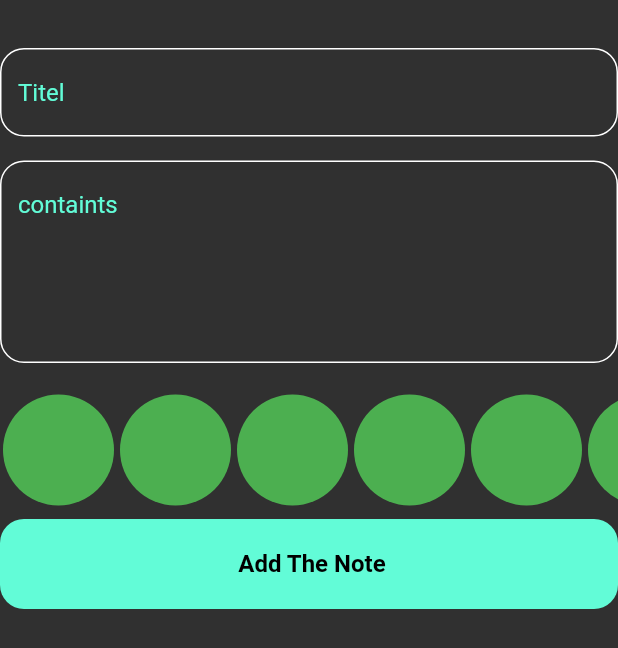
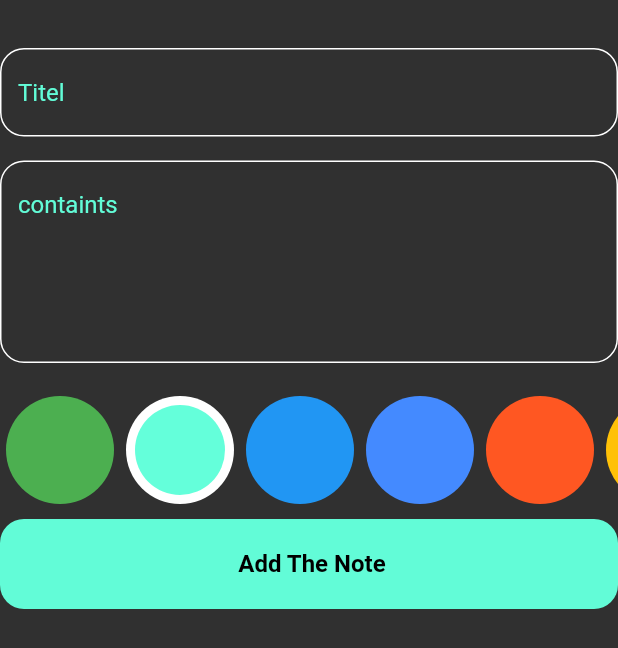
Before and after one commit to jamelalhamd/notes-app, a Flutter app: the AddNoteForm widget shown alone on an empty page, opened directly, on a phone screen of 412 x 824 dp. Shown: the top 648 px of the screen. Run offline on Flutter 3.47's test engine with Material 2 defaults, Android fonts, the phone set to English and light mode, and no system bars; our stand-ins replace bloc, flutter_bloc, hive, hive_flutter; accounts and stored records are empty; Roboto replaces fonts that are missing (ssets/fonts/Poppins-Regular.ttf).

Commit message:
colors listview done

```diff
--- a/lib/Widget/addbottmsheet.dart
+++ b/lib/Widget/addbottmsheet.dart
@@ -81,7 +81,7 @@ class _AddNoteFormState extends State<AddNoteForm> {
               }),
           const SizedBox(height: 20),
 
-          ColorsListview(),
+          ColorsListview(isactive: true),
           BlocBuilder<AddnoteCubit, AddnoteState>(
             builder: (context, state) {
               return CostumButtom(
--- a/lib/widgetview/colors_listview.dart
+++ b/lib/widgetview/colors_listview.dart
@@ -1,35 +1,73 @@
-
 import 'package:flutter/material.dart';
 
 class Coloritem extends StatelessWidget {
-  const Coloritem({super.key});
+  const Coloritem({super.key, required this.index, required this.isactive});
+  final bool isactive;
+  final int index;
 
   @override
   Widget build(BuildContext context) {
+    List<Color> colorslist = [
+      Colors.green,
+      Colors.tealAccent,
+      Colors.blue,
+      Colors.blueAccent,
+      Colors.deepOrange,
+      Colors.amber,
+      Colors.cyan,
+      Colors.brown,
+      Colors.lightGreen,
+      Colors.purpleAccent,
+      Colors.yellowAccent
+    ];
     return Padding(
-      padding: const EdgeInsets.all(1.0),
-      child: const CircleAvatar(
-        radius: 38,
-        backgroundColor: Colors.green,
-      ),
+      padding: const EdgeInsets.all(2.0),
+      child: isactive
+          ? CircleAvatar(
+              backgroundColor: Colors.white,
+              radius: 38,
+              child: CircleAvatar(
+                radius: 30,
+                backgroundColor: colorslist[index],
+              ),
+            )
+          : CircleAvatar(
+              radius: 38,
+              backgroundColor: colorslist[index],
+            ),
     );
   }
 }
 
-
-class ColorsListview extends StatelessWidget {
-  const ColorsListview({super.key});
+class ColorsListview extends StatefulWidget {
+  const ColorsListview({super.key, required this.isactive});
+  final bool isactive;
 
   @override
+  State<ColorsListview> createState() => _ColorsListviewState();
+}
+
+class _ColorsListviewState extends State<ColorsListview> {
+  int current_index = 1;
+  @override
   Widget build(BuildContext context) {
-    return   Padding(
-      padding: const EdgeInsets.only(bottom: 8),
+    return Padding(
+      padding:  EdgeInsets.only(bottom: 8),
       child: SizedBox(
-        height: 38*2,
-        width:double.infinity ,
-        child: ListView.builder(itemBuilder:(context, index) => const Coloritem(),
+        height: 38 * 2,
+        width: double.infinity,
+        child: ListView.builder(
+          itemBuilder: (context, index) =>
+              GestureDetector(
+                  onTap: (){
+                    current_index=index;
+                    setState(() {
 
-          itemCount: 10,
+                    });
+
+                  },
+                  child: Coloritem(index: index, isactive: current_index ==index, )),
+          itemCount: 11,
           scrollDirection: Axis.horizontal,
         ),
       ),
```
